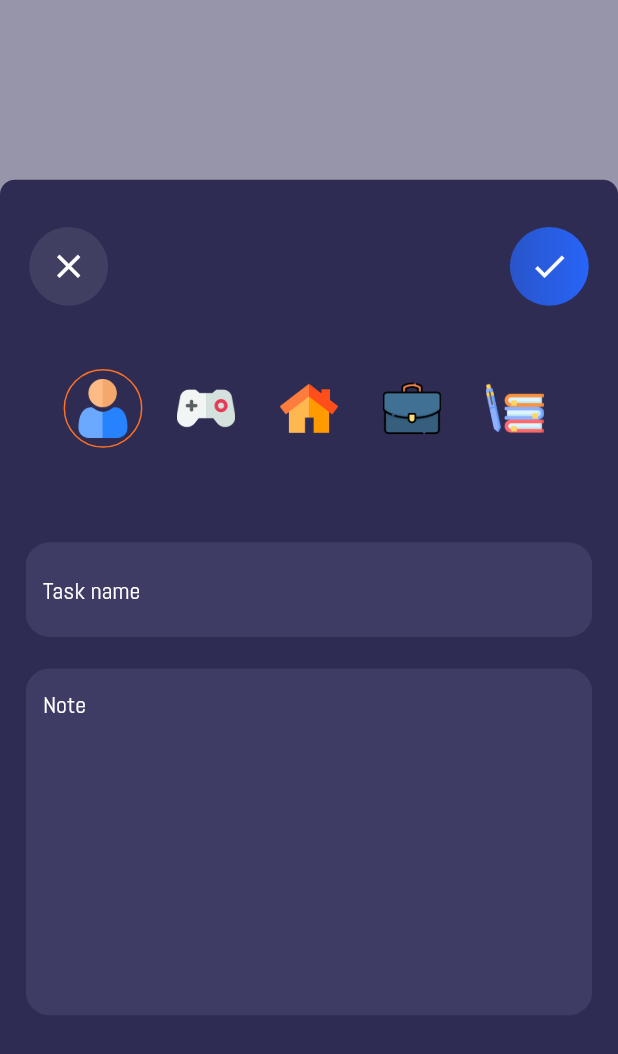
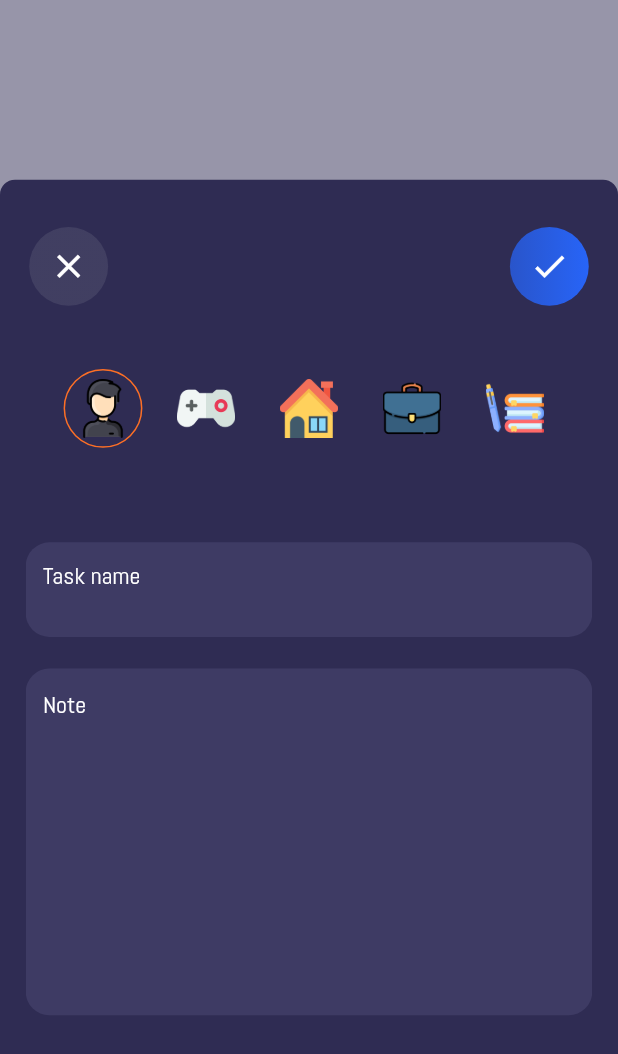
Before and after one commit to nghikhoi/todey, a Flutter app: the Create screen opened directly, swiped to page 2, on a phone screen of 412 x 824 dp. Shown: the top 1054 px of the screen. Run offline on Flutter 3.47's test engine with Material 2 defaults, Android fonts, the light colour scheme and no system bars; our stand-ins replace cached_network_image, firebase_auth, firebase_core, flutter_icons, flutter_local_notifications, flutter_screenutil and 7 more; accounts and stored records are empty; network calls fail.

Commit message:
first commit

```diff
--- a/lib/controllers/item_controller.dart
+++ b/lib/controllers/item_controller.dart
@@ -108,6 +108,7 @@ class EventController extends GetxController {
 //End Time
     var endedDate =
         DateTime(now.year, now.month, now.day, end.hour, end.minute);
+
     notification.endScheduleNotification(endedDate);
     print(endedDate);
   }
--- a/lib/ui/create_new_task/components/second_component/components/note_field.dart
+++ b/lib/ui/create_new_task/components/second_component/components/note_field.dart
@@ -15,11 +15,14 @@ class NoteField extends StatelessWidget {
           color: kBackGroundColor2, borderRadius: BorderRadius.circular(15.sp)),
       child: Expanded(
         child: TextField(
+          style: kListTileStyle,
+          autocorrect: true,
           controller: controller.noteController.value,
           decoration: InputDecoration(
-              border: InputBorder.none,
-              hintText: 'note'.tr,
-              hintStyle: kListTileStyle),
+            border: InputBorder.none,
+            hintText: 'note'.tr,
+            hintStyle: kListTileStyle,
+          ),
         ),
       ),
     );
--- a/lib/ui/create_new_task/components/second_component/components/title_field.dart
+++ b/lib/ui/create_new_task/components/second_component/components/title_field.dart
@@ -16,6 +16,9 @@ class TitleField extends StatelessWidget {
       child: Center(
         child: TextField(
           controller: controller.titleController.value,
+          maxLines: 200,
+          style: kListTileStyle,
+          autocorrect: true,
           decoration: InputDecoration(
               border: InputBorder.none,
               hintText: "task_name".tr,
--- a/lib/ui/home/components/body.dart
+++ b/lib/ui/home/components/body.dart
@@ -67,7 +67,7 @@ class _MyHomeBodyState extends State<MyHomeBody> {
           ),
 
           ///responsiveness 0
-          SizedBox(height: 40.h),
+          SizedBox(height: 30.h),
           Flexible(
             child: Container(
                 margin: EdgeInsets.only(right: 10.w),
--- a/lib/widgets/item_widget.dart
+++ b/lib/widgets/item_widget.dart
@@ -45,7 +45,7 @@ class _ItemWidgetState extends State<ItemWidget> {
 
         controller.removeEvent(id: widget.eventId, index: widget.eventIndex);
       },
-      key: Key(widget.eventIndex.toString()),
+      key: Key(widget.eventId.toString()),
       child: Container(
         padding: const EdgeInsets.only(left: 10),
         height: height / 10,
--- a/lib/widgets/kswitch.dart
+++ b/lib/widgets/kswitch.dart
@@ -6,16 +6,17 @@ class KSwitch extends StatefulWidget {
 }
 
 class _KSwitchState extends State<KSwitch> {
+  bool _isTrue = true;
   @override
   Widget build(BuildContext context) {
     return Container(
       child: Switch(
+        value: _isTrue,
         onChanged: (bool value) {
           setState(() {
-            value = !value;
+            _isTrue = value;
           });
         },
-        value: false,
       ),
     );
   }
```
Also changed, not shown: lib/controllers/event_data_controller.dart (+4 -4 lines), lib/main.dart (+4 -3 lines), lib/utils/constant.dart (+12 -0 lines), lib/widgets/item_avatar.dart (+9 -5 lines), images/home.png, images/man.png (deleted), images/user.png, lib/services/url_service.dart (deleted).
